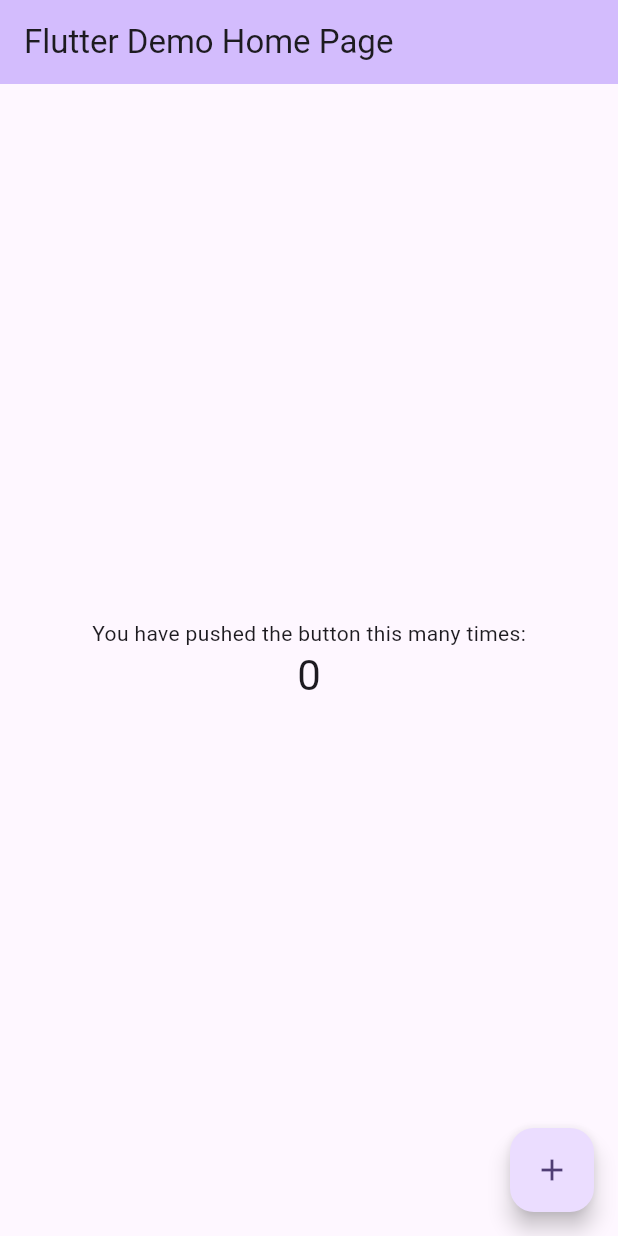
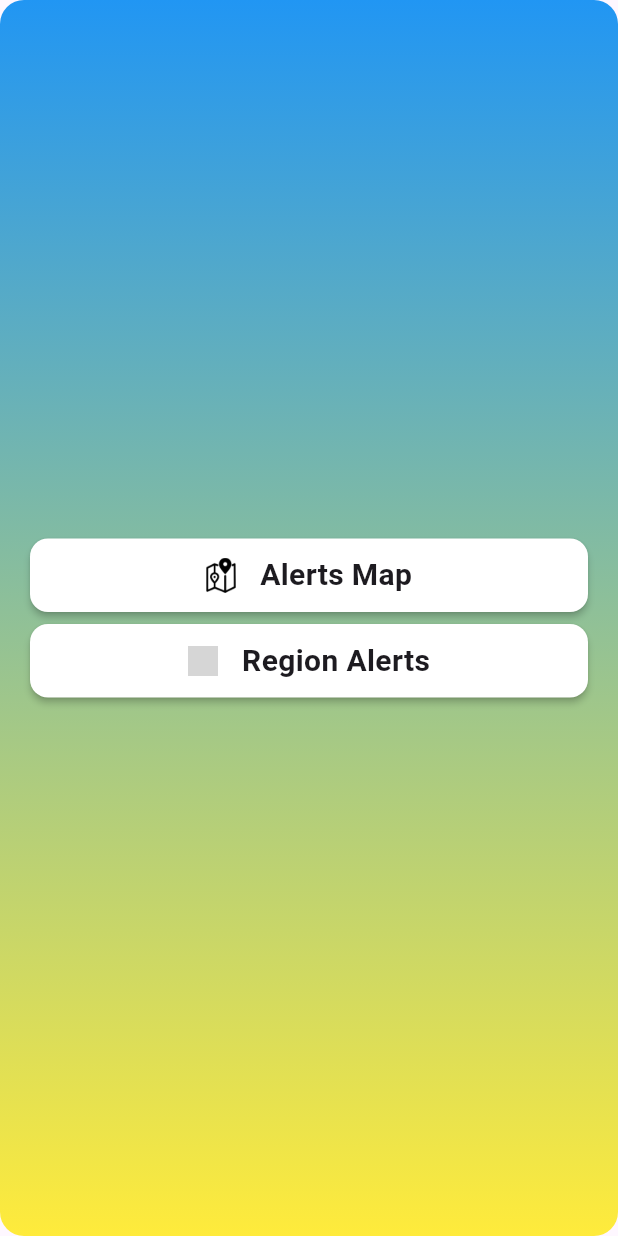
Before and after one commit to juliabug0021-droid/air_alerts_map, a Flutter app: the screen it shows after launch, on a phone screen of 412 x 824 dp. Run offline on Flutter 3.47's test engine with Material 3 defaults, Android fonts, the phone set to English and light mode, and no system bars; our stand-ins replace go_router; grey boxes are pictures that could not be loaded.

Commit message:
feat: Add initial project structure and home screen

```diff
--- /dev/null
+++ b/lib/features/presentation/ui/my_home_page.dart
@@ -0,0 +1,85 @@
+import 'package:flutter/material.dart';
+import 'package:go_router/go_router.dart';
+
+class MyHomePage extends StatelessWidget {
+  const MyHomePage({super.key});
+  @override
+  Widget build(BuildContext context) {
+    return Scaffold(
+      body: Container(
+        padding: const EdgeInsets.all(16.0),
+        width: double.infinity,
+        height: double.infinity,
+        decoration: BoxDecoration(
+          gradient: LinearGradient(
+            colors: [Colors.blue, Colors.yellow],
+            begin: Alignment.topCenter,
+            end: Alignment.bottomCenter,
+          ),
+          borderRadius: BorderRadius.circular(16.0),
+        ),
+        child: SafeArea(
+          child: Column(
+            mainAxisAlignment: MainAxisAlignment.center,
+            children: [
+              FeatureCard(
+                title: 'Alerts Map',
+                imagePath: 'assets/images/map.png',
+                onTap: () => context.go('/alerts-map'),
+              ),
+              FeatureCard(
+                title: 'Region Alerts',
+                imagePath: 'assets/images/region.png',
+                onTap: () => context.go('/region-alerts'),
+              ),
+            ],
+          ),
+        ),
+      ),
+    );
+  }
+}
+
+class FeatureCard extends StatelessWidget {
+  const FeatureCard({
+    required this.title,
+    required this.imagePath,
+    required this.onTap,
+    super.key,
+  });
+
+  final String title;
+  final VoidCallback onTap;
+  final String imagePath;
+
+  @override
+  Widget build(BuildContext context) {
+    return Card(
+      color: Colors.white,
+      elevation: 2,
+      child: InkWell(
+        onTap: onTap,
+        borderRadius: BorderRadius.circular(16.0),
+        child: Padding(
+          padding: const EdgeInsets.symmetric(horizontal: 10.0, vertical: 10.0),
+          child: Row(
+            mainAxisAlignment: MainAxisAlignment.center,
+            children: [
+              imagePath.isNotEmpty
+                  ? Image.asset(imagePath, width: 20)
+                  : const SizedBox.shrink(),
+              const SizedBox(width: 16),
+              Text(
+                title,
+                style: const TextStyle(
+                  fontSize: 20,
+                  fontWeight: FontWeight.w600,
+                ),
+              ),
+            ],
+          ),
+        ),
+      ),
+    );
+  }
+}
--- a/lib/main.dart
+++ b/lib/main.dart
@@ -1,3 +1,4 @@
+import 'package:air_alerts_map/features/presentation/ui/my_home_page.dart';
 import 'package:flutter/material.dart';
 
 void main() {
@@ -7,116 +8,8 @@ void main() {
 class MyApp extends StatelessWidget {
   const MyApp({super.key});
 
-  // This widget is the root of your application.
   @override
   Widget build(BuildContext context) {
-    return MaterialApp(
-      title: 'Flutter Demo',
-      theme: ThemeData(
-        // This is the theme of your application.
-        //
-        // TRY THIS: Try running your application with "flutter run". You'll see
-        // the application has a purple toolbar. Then, without quitting the app,
-        // try changing the seedColor in the colorScheme below to Colors.green
-        // and then invoke "hot reload" (save your changes or press the "hot
-        // reload" button in a Flutter-supported IDE, or press "r" if you used
-        // the command line to start the app).
-        //
-        // Notice that the counter didn't reset back to zero; the application
-        // state is not lost during the reload. To reset the state, use hot
-        // restart instead.
-        //
-        // This works for code too, not just values: Most code changes can be
-        // tested with just a hot reload.
-        colorScheme: .fromSeed(seedColor: Colors.deepPurple),
-      ),
-      home: const MyHomePage(title: 'Flutter Demo Home Page'),
-    );
+    return MaterialApp(home: const MyHomePage());
   }
 }
-
-class MyHomePage extends StatefulWidget {
-  const MyHomePage({super.key, required this.title});
-
-  // This widget is the home page of your application. It is stateful, meaning
-  // that it has a State object (defined below) that contains fields that affect
-  // how it looks.
-
-  // This class is the configuration for the state. It holds the values (in this
-  // case the title) provided by the parent (in this case the App widget) and
-  // used by the build method of the State. Fields in a Widget subclass are
-  // always marked "final".
-
-  final String title;
-
-  @override
-  State<MyHomePage> createState() => _MyHomePageState();
-}
-
-class _MyHomePageState extends State<MyHomePage> {
-  int _counter = 0;
-
-  void _incrementCounter() {
-    setState(() {
-      // This call to setState tells the Flutter framework that something has
-      // changed in this State, which causes it to rerun the build method below
-      // so that the display can reflect the updated values. If we changed
-      // _counter without calling setState(), then the build method would not be
-      // called again, and so nothing would appear to happen.
-      _counter++;
-    });
-  }
-
-  @override
-  Widget build(BuildContext context) {
-    // This method is rerun every time setState is called, for instance as done
-    // by the _incrementCounter method above.
-    //
-    // The Flutter framework has been optimized to make rerunning build methods
-    // fast, so that you can just rebuild anything that needs updating rather
-    // than having to individually change instances of widgets.
-    return Scaffold(
-      appBar: AppBar(
-        // TRY THIS: Try changing the color here to a specific color (to
-        // Colors.amber, perhaps?) and trigger a hot reload to see the AppBar
-        // change color while the other colors stay the same.
-        backgroundColor: Theme.of(context).colorScheme.inversePrimary,
-        // Here we take the value from the MyHomePage object that was created by
-        // the App.build method, and use it to set our appbar title.
-        title: Text(widget.title),
-      ),
-      body: Center(
-        // Center is a layout widget. It takes a single child and positions it
-        // in the middle of the parent.
-        child: Column(
-          // Column is also a layout widget. It takes a list of children and
-          // arranges them vertically. By default, it sizes itself to fit its
-          // children horizontally, and tries to be as tall as its parent.
-          //
-          // Column has various properties to control how it sizes itself and
-          // how it positions its children. Here we use mainAxisAlignment to
-          // center the children vertically; the main axis here is the vertical
-          // axis because Columns are vertical (the cross axis would be
-          // horizontal).
-          //
-          // TRY THIS: Invoke "debug painting" (choose the "Toggle Debug Paint"
-          // action in the IDE, or press "p" in the console), to see the
-          // wireframe for each widget.
-          mainAxisAlignment: .center,
-          children: [
-            const Text('You have pushed the button this many times:'),
-            Text(
-              '$_counter',
-              style: Theme.of(context).textTheme.headlineMedium,
-            ),
-          ],
-        ),
-      ),
-      floatingActionButton: FloatingActionButton(
-        onPressed: _incrementCounter,
-        tooltip: 'Increment',
-        child: const Icon(Icons.add),
-      ),
-    );
-  }
-}
--- a/pubspec.yaml
+++ b/pubspec.yaml
@@ -34,6 +34,7 @@ dependencies:
   # The following adds the Cupertino Icons font to your application.
   # Use with the CupertinoIcons class for iOS style icons.
   cupertino_icons: ^1.0.8
+  go_router: ^17.3.0
 
 dev_dependencies:
   flutter_test:
@@ -58,9 +59,8 @@ flutter:
   uses-material-design: true
 
   # To add assets to your application, add an assets section, like this:
-  # assets:
-  #   - images/a_dot_burr.jpeg
-  #   - images/a_dot_ham.jpeg
+  assets:
+    - assets/images/
 
   # An image asset can refer to one or more resolution-specific "variants", see
   # https://flutter.dev/to/resolution-aware-images
```
Also changed, not shown: assets/images/city.png (added), assets/images/map.png (added), pubspec.lock.
